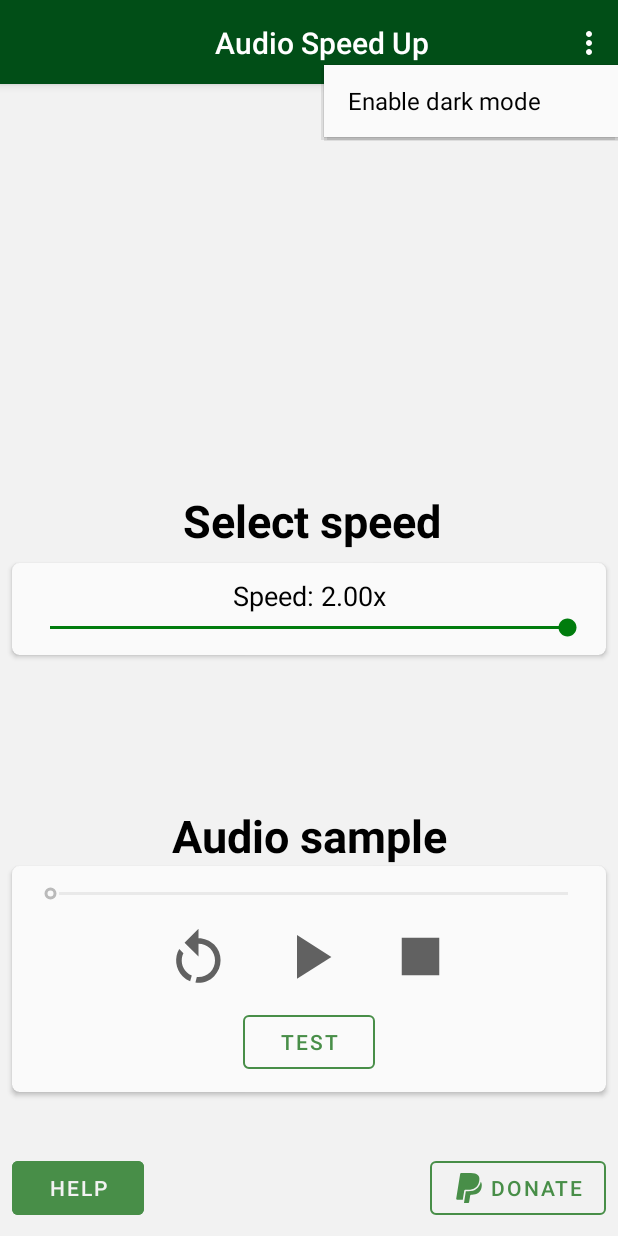
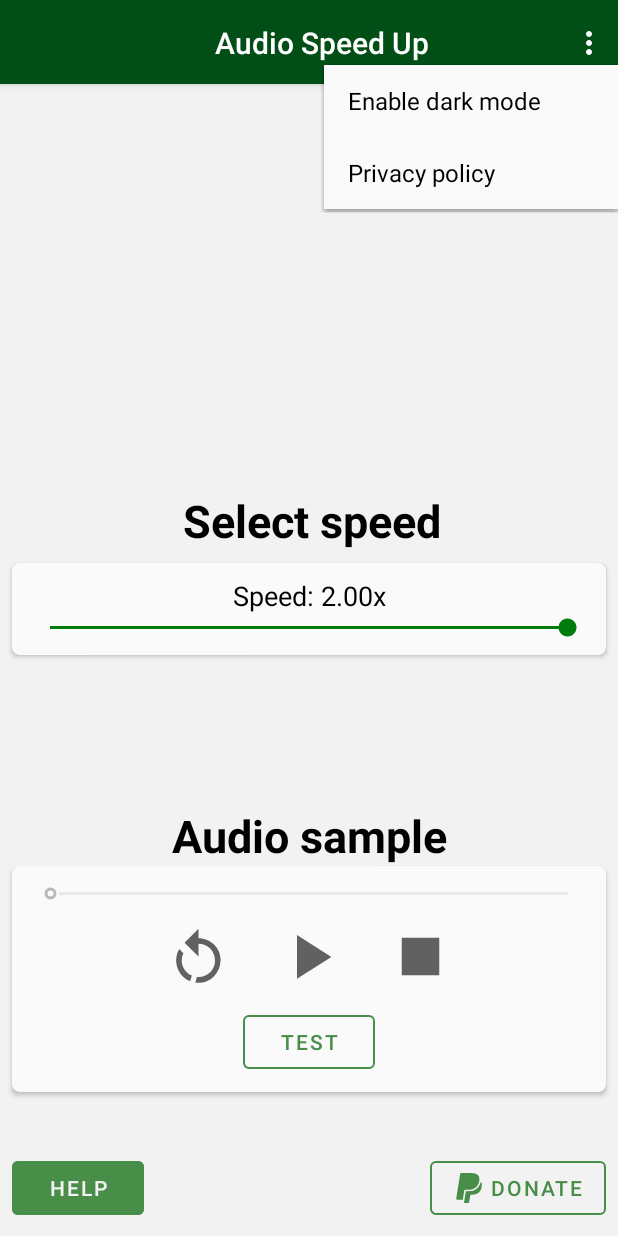
Before and after one commit to lodauria/AudioSpeedUp, an Android app: the screen it shows after launch (MainActivity), after a tap on an icon or button, on a phone screen of 412 x 824 dp. Run offline under Robolectric (Android 15) with nearby library versions, the phone set to English and light mode, and no system bars.

Commit message:
Privacy policy link

```diff
--- a/AudioSpeedUp/app/src/main/res/menu/menu_main.xml
+++ b/AudioSpeedUp/app/src/main/res/menu/menu_main.xml
@@ -8,4 +8,11 @@
         android:orderInCategory="0"
         android:title="@string/action_theme"
         app:showAsAction="never" />
+
+    <item
+        android:id="@+id/privacy"
+        android:orderInCategory="1"
+        android:title="@string/privacy_policy"
+        app:showAsAction="never" />
+
 </menu>
--- a/AudioSpeedUp/app/src/main/res/values/strings.xml
+++ b/AudioSpeedUp/app/src/main/res/values/strings.xml
@@ -18,4 +18,5 @@
     <string name="action_theme_dark">Disable dark mode</string>
     <string name="audio_not_supported">Audio format not supported!</string>
     <string name="toast_change_theme">The theme will change at the reboot</string>
+    <string name="privacy_policy" translatable="false">Privacy policy</string>
 </resources>
```
Also changed, not shown: AudioSpeedUp/app/src/main/java/com/lodauria/audiospeedup/MainActivity.java (+6 -2 lines).
